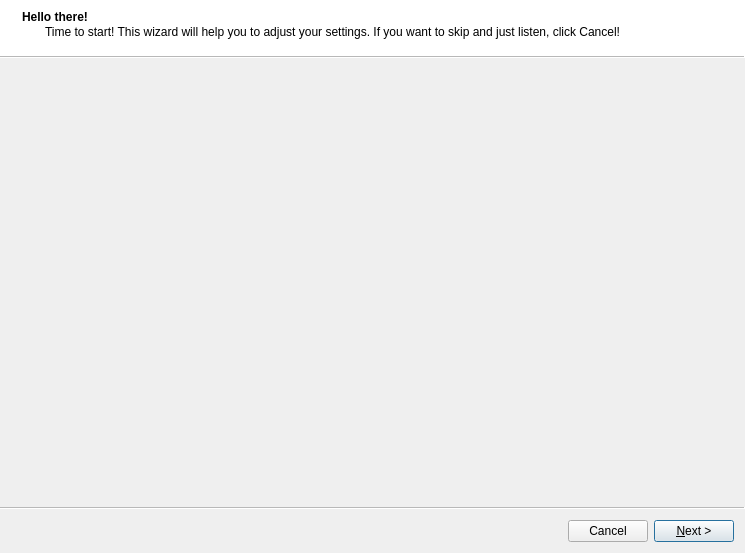
Before: the Qt Designer form Wizards/settingswizard.ui in B0cho/DPlayer, drawn with Qt 5.
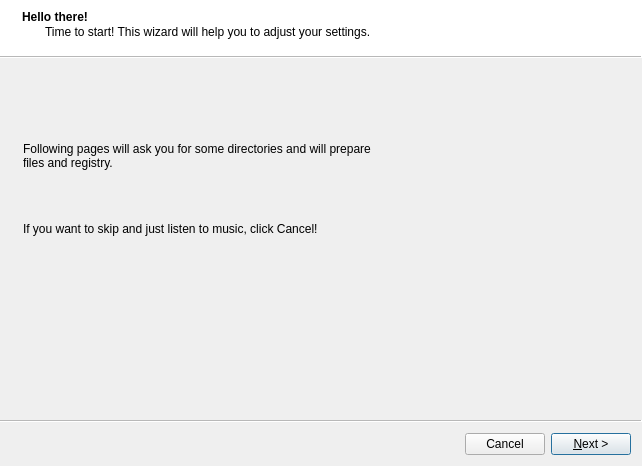
After: the same form once the commit is applied.

Commit message: Added resources, another works with settings wizard.

The edit to the form file:
```diff
--- a/Wizards/settingswizard.ui
+++ b/Wizards/settingswizard.ui
@@ -6,10 +6,16 @@
    <rect>
     <x>0</x>
     <y>0</y>
-    <width>745</width>
-    <height>553</height>
+    <width>642</width>
+    <height>466</height>
    </rect>
   </property>
+  <property name="sizePolicy">
+   <sizepolicy hsizetype="Fixed" vsizetype="Fixed">
+    <horstretch>0</horstretch>
+    <verstretch>0</verstretch>
+   </sizepolicy>
+  </property>
   <property name="windowTitle">
    <string>Welcome to DziobakPlayer!</string>
   </property>
@@ -25,11 +31,14 @@
   <property name="autoFillBackground">
    <bool>false</bool>
   </property>
+  <property name="sizeGripEnabled">
+   <bool>false</bool>
+  </property>
   <property name="modal">
    <bool>true</bool>
   </property>
   <property name="wizardStyle">
-   <enum>QWizard::AeroStyle</enum>
+   <enum>QWizard::ModernStyle</enum>
   </property>
   <property name="options">
    <set>QWizard::CancelButtonOnLeft|QWizard::DisabledBackButtonOnLastPage|QWizard::NoBackButtonOnLastPage|QWizard::NoBackButtonOnStartPage|QWizard::NoCancelButtonOnLastPage|QWizard::NoDefaultButton</set>
@@ -45,8 +54,85 @@
     <string>Hello there!</string>
    </property>
    <property name="subTitle">
-    <string>Time to start! This wizard will help you to adjust your settings. If you want to skip and just listen, click Cancel!</string>
+    <string>Time to start! This wizard will help you to adjust your settings.</string>
    </property>
+   <widget class="QWidget" name="verticalLayoutWidget_2">
+    <property name="geometry">
+     <rect>
+      <x>10</x>
+      <y>0</y>
+      <width>601</width>
+      <height>341</height>
+     </rect>
+    </property>
+    <layout class="QVBoxLayout" name="verticalLayout_2">
+     <property name="sizeConstraint">
+      <enum>QLayout::SetDefaultConstraint</enum>
+     </property>
+     <item>
+      <spacer name="verticalSpacer">
+       <property name="orientation">
+        <enum>Qt::Vertical</enum>
+       </property>
+       <property name="sizeType">
+        <enum>QSizePolicy::Fixed</enum>
+       </property>
+       <property name="sizeHint" stdset="0">
+        <size>
+         <width>20</width>
+         <height>80</height>
+        </size>
+       </property>
+      </spacer>
+     </item>
+     <item>
+      <widget class="QLabel" name="label">
+       <property name="sizePolicy">
+        <sizepolicy hsizetype="Fixed" vsizetype="Preferred">
+         <horstretch>0</horstretch>
+         <verstretch>0</verstretch>
+        </sizepolicy>
+       </property>
+       <property name="maximumSize">
+        <size>
+         <width>360</width>
+         <height>16777215</height>
+        </size>
+       </property>
+       <property name="frameShape">
+        <enum>QFrame::NoFrame</enum>
+       </property>
+       <property name="text">
+        <string>&lt;html&gt;&lt;head/&gt;&lt;body&gt;&lt;p&gt;Following pages will ask you for some directories and will prepare files and registry. &lt;/p&gt;&lt;p&gt;&lt;br/&gt;&lt;/p&gt;&lt;p&gt;If you want to skip and just listen to music, click Cancel!&lt;/p&gt;&lt;/body&gt;&lt;/html&gt;</string>
+       </property>
+       <property name="scaledContents">
+        <bool>false</bool>
+       </property>
+       <property name="wordWrap">
+        <bool>true</bool>
+       </property>
+       <property name="margin">
+        <number>10</number>
+       </property>
+      </widget>
+     </item>
+     <item>
+      <spacer name="verticalSpacer_2">
+       <property name="orientation">
+        <enum>Qt::Vertical</enum>
+       </property>
+       <property name="sizeHint" stdset="0">
+        <size>
+         <width>20</width>
+         <height>40</height>
+        </size>
+       </property>
+      </spacer>
+     </item>
+    </layout>
+   </widget>
+   <zorder>verticalLayoutWidget_2</zorder>
+   <zorder>verticalSpacer</zorder>
   </widget>
   <widget class="QWizardPage" name="dbPage">
    <property name="title">
```
Left out of the diff: 239 changed lines with no effect on the pictures. The commit also changes 5 other files.
